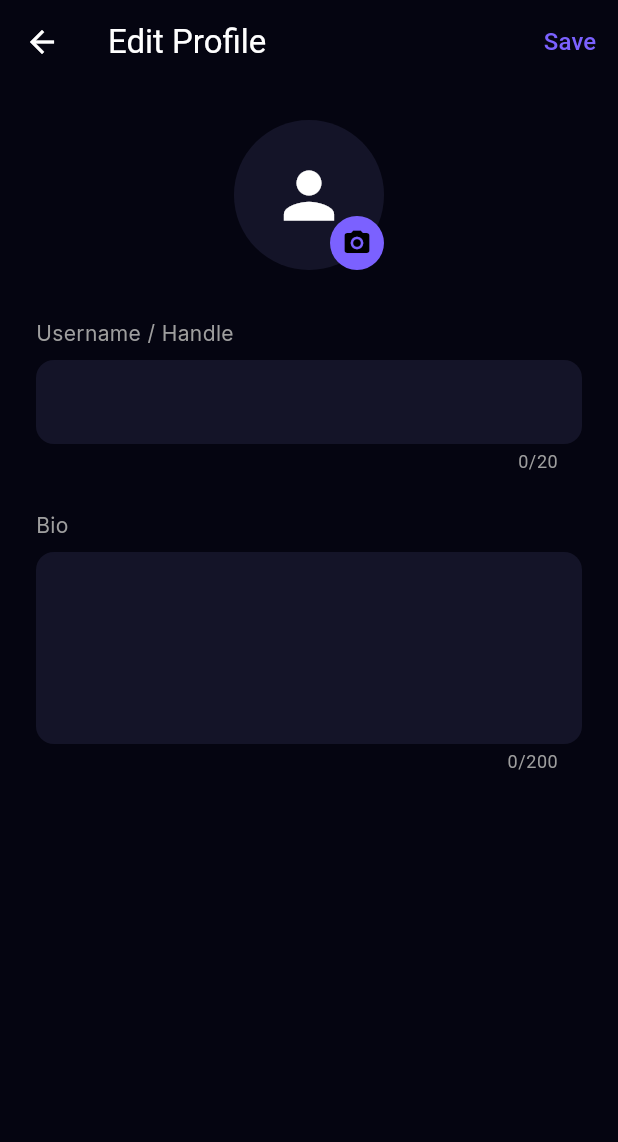
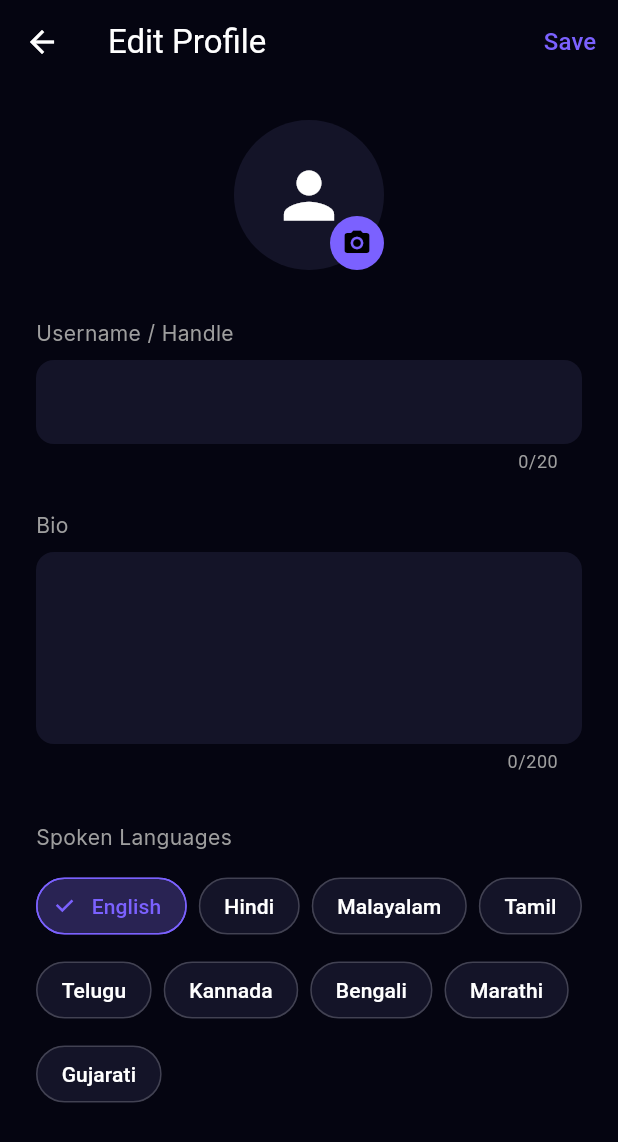
Before and after one commit to Adhinc/midnight-app, a Flutter app: the EditProfileScreen screen opened directly, on a phone screen of 412 x 824 dp. Shown: the top 1142 px of the screen. Run offline on Flutter 3.47's test engine with Material 3 defaults, Android fonts, the phone set to English and light mode, and no system bars; our stand-ins replace cloud_firestore, cloud_functions, firebase_auth, firebase_core, firebase_messaging, firebase_storage and 6 more; missing offline and left inert: agora_rtc_engine, razorpay_flutter; accounts and stored records are empty; network calls fail.

Commit message:
Implement Language Filtering for matching and profile onboarding

```diff
--- a/lib/features/auth/models/user_model.dart
+++ b/lib/features/auth/models/user_model.dart
@@ -8,6 +8,7 @@ class UserModel {
   final double rating;
 
   final String? fcmToken;
+  final List<String> languages;
   final DateTime createdAt;
 
   UserModel({
@@ -18,7 +19,8 @@ class UserModel {
     this.isOnline = false,
     this.topics = const [],
     this.rating = 0.0,
-    this.fcmToken,
+     this.fcmToken,
+    this.languages = const ['English'],
     required this.createdAt,
   });
 
@@ -32,7 +34,8 @@ class UserModel {
       'isOnline': isOnline,
       'topics': topics,
       'rating': rating,
-      'fcmToken': fcmToken,
+       'fcmToken': fcmToken,
+      'languages': languages,
       'createdAt': createdAt.toIso8601String(),
     };
   }
@@ -47,7 +50,8 @@ class UserModel {
       isOnline: map['isOnline'] ?? false,
       topics: List<String>.from(map['topics'] ?? []),
       rating: (map['rating'] ?? 0.0).toDouble(),
-      fcmToken: map['fcmToken'],
+       fcmToken: map['fcmToken'],
+      languages: List<String>.from(map['languages'] ?? ['English']),
       createdAt: DateTime.tryParse(map['createdAt'] ?? '') ?? DateTime.now(),
     );
   }
--- a/lib/features/auth/screens/profile_setup_screen.dart
+++ b/lib/features/auth/screens/profile_setup_screen.dart
@@ -26,6 +26,18 @@ class _ProfileSetupScreenState extends State<ProfileSetupScreen> {
   bool _isListener = false;
   bool _isLoading = false;
   final UserService _userService = UserService();
+  List<String> _selectedLanguages = ['English'];
+  final List<String> _allLanguages = [
+    'English',
+    'Hindi',
+    'Malayalam',
+    'Tamil',
+    'Telugu',
+    'Kannada',
+    'Bengali',
+    'Marathi',
+    'Gujarati',
+  ];
 
   Future<void> _completeSetup() async {
     if (!_formKey.currentState!.validate()) return;
@@ -41,6 +53,7 @@ class _ProfileSetupScreenState extends State<ProfileSetupScreen> {
         role: _isListener ? 'listener' : 'seeker',
         isOnline: _isListener,
         topics: [],
+        languages: _selectedLanguages,
         createdAt: DateTime.now(),
       );
 
@@ -118,6 +131,46 @@ class _ProfileSetupScreenState extends State<ProfileSetupScreen> {
                       });
                     },
                   ),
+                  const SizedBox(height: 32),
+                  const Text(
+                    "Languages you speak",
+                    style: TextStyle(color: Colors.white, fontSize: 16, fontWeight: FontWeight.bold),
+                  ),
+                  const SizedBox(height: 12),
+                  Wrap(
+                    spacing: 8,
+                    runSpacing: 8,
+                    children: _allLanguages.map((lang) {
+                      final isSelected = _selectedLanguages.contains(lang);
+                      return FilterChip(
+                        label: Text(lang),
+                        selected: isSelected,
+                        onSelected: (val) {
+                          setState(() {
+                            if (val) {
+                              _selectedLanguages.add(lang);
+                            } else {
+                              if (_selectedLanguages.length > 1) {
+                                _selectedLanguages.remove(lang);
+                              }
+                            }
+                          });
+                        },
+                        backgroundColor: MidnightTheme.surfaceColor,
+                        selectedColor: MidnightTheme.primaryColor.withOpacity(0.2),
+                        checkmarkColor: MidnightTheme.primaryColor,
+                        labelStyle: TextStyle(
+                          color: isSelected ? MidnightTheme.primaryColor : Colors.white,
+                        ),
+                        shape: RoundedRectangleBorder(
+                          borderRadius: BorderRadius.circular(20),
+                          side: BorderSide(
+                            color: isSelected ? MidnightTheme.primaryColor : Colors.white.withOpacity(0.1),
+                          ),
+                        ),
+                      );
+                    }).toList(),
+                  ),
                   const SizedBox(height: 48),
 
                   SizedBox(
--- a/lib/features/call/models/help_request.dart
+++ b/lib/features/call/models/help_request.dart
@@ -7,6 +7,7 @@ class HelpRequest {
   final String
   status; // 'open', 'pending', 'accepted', 'connected', 'ending', 'completed', 'cancelled'
   final DateTime timestamp;
+  final String language;
   final String? listenerId;
   final String? listenerHandle;
   final int? rating; // 1-5 stars
@@ -22,6 +23,7 @@ class HelpRequest {
     required this.mood,
     required this.status,
     required this.timestamp,
+    this.language = 'English',
     this.listenerId,
     this.listenerHandle,
     this.rating,
@@ -40,6 +42,7 @@ class HelpRequest {
       'mood': mood,
       'status': status,
       'timestamp': timestamp.toIso8601String(),
+      'language': language,
       'listenerId': listenerId,
       'listenerHandle': listenerHandle,
       'rating': rating,
@@ -59,6 +62,7 @@ class HelpRequest {
       mood: map['mood'] ?? '',
       status: map['status'] ?? 'open',
       timestamp: DateTime.tryParse(map['timestamp'] ?? '') ?? DateTime.now(),
+      language: map['language'] ?? 'English',
       listenerId: map['listenerId'],
       listenerHandle: map['listenerHandle'],
       rating: map['rating'],
--- a/lib/features/home/screens/home_screen.dart
+++ b/lib/features/home/screens/home_screen.dart
@@ -371,6 +371,7 @@ class _ExplorePageState extends State<_ExplorePage> {
                           mood: selectedMood!,
                           status: 'open',
                           timestamp: DateTime.now(),
+                          language: List<String>.from(userDoc.data()?['languages'] ?? ['English'])[0],
                         );
 
                         final requestId = await _requestService.createRequest(
@@ -480,6 +481,7 @@ class _ExplorePageState extends State<_ExplorePage> {
         status: 'open',
         timestamp: DateTime.now(),
         listenerId: listener['id'], // Target this specific listener
+        language: listener['language'] ?? 'English',
       );
 
       final requestId = await _requestService.createRequest(request);
@@ -635,6 +637,7 @@ class _ConnectedPageState extends State<_ConnectedPage> {
         status: 'open',
         timestamp: DateTime.now(),
         listenerId: listener['id'],
+        language: listener['language'] ?? 'English',
       );
 
       final requestId = await _requestService.createRequest(request);
--- a/lib/features/profile/screens/edit_profile_screen.dart
+++ b/lib/features/profile/screens/edit_profile_screen.dart
@@ -22,6 +22,18 @@ class _EditProfileScreenState extends State<EditProfileScreen> {
   bool _isLoading = true;
   bool _isSaving = false;
   bool _isUploadingPic = false;
+  List<String> _selectedLanguages = [];
+  final List<String> _allLanguages = [
+    'English',
+    'Hindi',
+    'Malayalam',
+    'Tamil',
+    'Telugu',
+    'Kannada',
+    'Bengali',
+    'Marathi',
+    'Gujarati',
+  ];
 
   @override
   void initState() {
@@ -42,6 +54,7 @@ class _EditProfileScreenState extends State<EditProfileScreen> {
         _nameController.text = data['handle'] ?? '';
         _bioController.text = data['bio'] ?? '';
         _profilePicUrl = data['profilePicUrl'];
+        _selectedLanguages = List<String>.from(data['languages'] ?? ['English']);
       }
     } catch (e) {
       final prefs = await SharedPreferences.getInstance();
@@ -130,6 +143,7 @@ class _EditProfileScreenState extends State<EditProfileScreen> {
       await FirebaseFirestore.instance.collection('users').doc(uid).update({
         'handle': _nameController.text.trim(),
         'bio': _bioController.text.trim(),
+        'languages': _selectedLanguages,
       });
       final prefs = await SharedPreferences.getInstance();
       await prefs.setString('handle', _nameController.text.trim());
@@ -252,6 +266,49 @@ class _EditProfileScreenState extends State<EditProfileScreen> {
                   _buildTextField("Username / Handle", _nameController, maxLength: 20, validator: Validators.handle),
                   const SizedBox(height: 24),
                   _buildTextField("Bio", _bioController, maxLines: 4, maxLength: 200, validator: Validators.bio),
+                  const SizedBox(height: 32),
+                  const Align(
+                    alignment: Alignment.centerLeft,
+                    child: Text(
+                      "Spoken Languages",
+                      style: TextStyle(color: Colors.grey, fontSize: 14),
+                    ),
+                  ),
+                  const SizedBox(height: 12),
+                  Wrap(
+                    spacing: 8,
+                    runSpacing: 8,
+                    children: _allLanguages.map((lang) {
+                      final isSelected = _selectedLanguages.contains(lang);
+                      return FilterChip(
+                        label: Text(lang),
+                        selected: isSelected,
+                        onSelected: (val) {
+                          setState(() {
+                            if (val) {
+                              _selectedLanguages.add(lang);
+                            } else {
+                              if (_selectedLanguages.length > 1) {
+                                _selectedLanguages.remove(lang);
+                              }
+                            }
+                          });
+                        },
+                        backgroundColor: MidnightTheme.surfaceColor,
+                        selectedColor: MidnightTheme.primaryColor.withOpacity(0.2),
+                        checkmarkColor: MidnightTheme.primaryColor,
+                        labelStyle: TextStyle(
+                          color: isSelected ? MidnightTheme.primaryColor : Colors.white,
+                        ),
+                        shape: RoundedRectangleBorder(
+                          borderRadius: BorderRadius.circular(20),
+                          side: BorderSide(
+                            color: isSelected ? MidnightTheme.primaryColor : Colors.white.withOpacity(0.1),
+                          ),
+                        ),
+                      );
+                    }).toList(),
+                  ),
                 ],
               ),
               ),
```
Also changed, not shown: lib/features/call/services/request_service.dart (+7 -3 lines), lib/features/listener/screens/listener_dashboard_screen.dart (+20 -1 lines), 1 other file.
